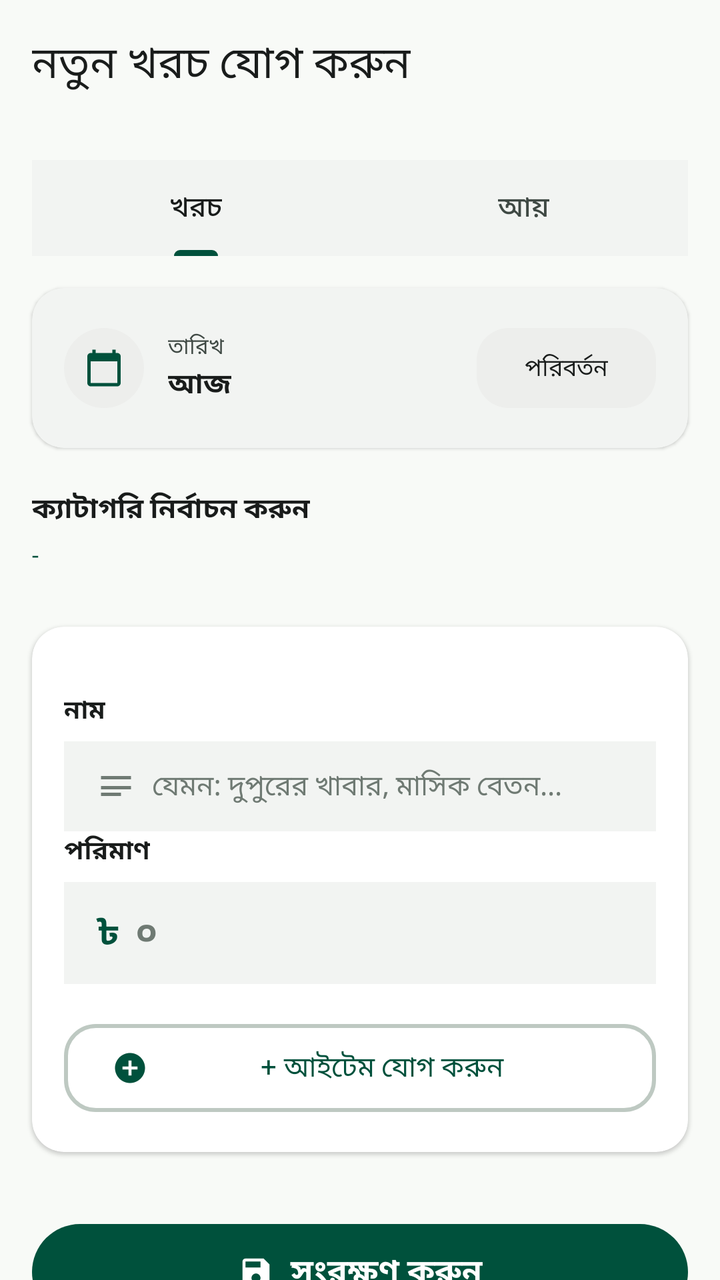
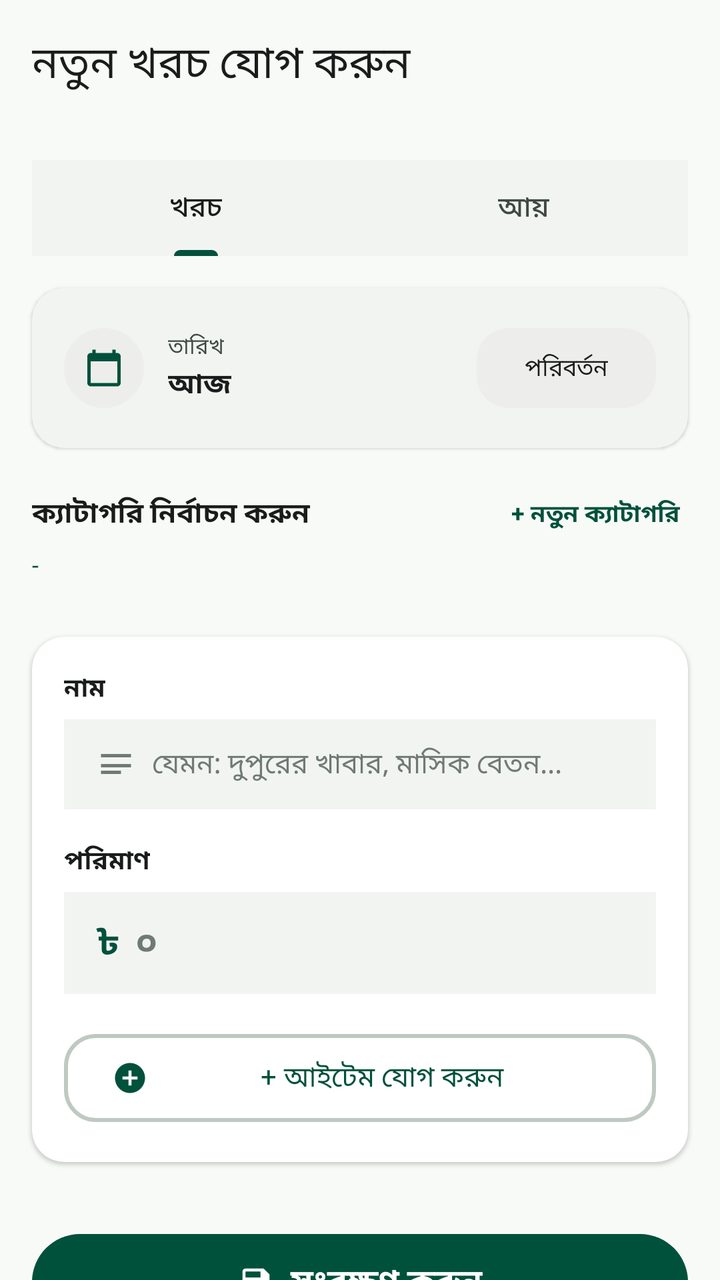

Screens rendered from an Android XML layout before and after an edit, with the pre-edit source and the edit as a unified diff.
<!-- AndroidManifest.xml: application theme Theme.SpendTrack -->
<!-- res/layout/fragment_add_expense.xml -->
<?xml version="1.0" encoding="utf-8"?>
<androidx.coordinatorlayout.widget.CoordinatorLayout
    xmlns:android="http://schemas.android.com/apk/res/android"
    xmlns:app="http://schemas.android.com/apk/res-auto"
    android:layout_width="match_parent"
    android:layout_height="match_parent"
    android:background="@color/surface">

    <com.google.android.material.appbar.AppBarLayout
        android:id="@+id/app_bar"
        android:layout_width="match_parent"
        android:layout_height="wrap_content"
        android:background="@color/surface"
        app:elevation="0dp">

        <com.google.android.material.appbar.MaterialToolbar
            android:id="@+id/toolbar"
            android:layout_width="match_parent"
            android:layout_height="?attr/actionBarSize"
            android:background="@color/surface"
            app:title="@string/add_expense"
            app:titleTextColor="@color/on_surface" />
    </com.google.android.material.appbar.AppBarLayout>

    <androidx.core.widget.NestedScrollView
        android:id="@+id/scroll_view"
        android:layout_width="match_parent"
        android:layout_height="match_parent"
        android:fillViewport="true"
        android:scrollbars="none"
        android:clipToPadding="false"
        app:layout_behavior="@string/appbar_scrolling_view_behavior">

        <LinearLayout
            android:layout_width="match_parent"
            android:layout_height="wrap_content"
            android:orientation="vertical"
            android:padding="16dp"
            android:paddingBottom="120dp"
            android:clipToPadding="false">

            
            <com.google.android.material.tabs.TabLayout
                android:id="@+id/tab_type"
                android:layout_width="match_parent"
                android:layout_height="wrap_content"
                android:background="@color/surface_container_low"
                app:tabGravity="fill"
                app:tabMode="fixed"
                app:tabIndicatorColor="@color/primary"
                app:tabSelectedTextColor="@color/on_surface"
                app:tabTextColor="@color/on_surface_variant">

                <com.google.android.material.tabs.TabItem
                    android:layout_width="wrap_content"
                    android:layout_height="wrap_content"
                    android:text="খরচ" />

                <com.google.android.material.tabs.TabItem
                    android:layout_width="wrap_content"
                    android:layout_height="wrap_content"
                    android:text="আয়" />
            </com.google.android.material.tabs.TabLayout>

            
            <androidx.cardview.widget.CardView
                android:id="@+id/btn_select_date"
                android:layout_width="match_parent"
                android:layout_height="wrap_content"
                android:layout_marginTop="16dp"
                android:clickable="true"
                android:focusable="true"
                android:foreground="?attr/selectableItemBackground"
                app:cardBackgroundColor="@color/surface_container_low"
                app:cardCornerRadius="16dp"
                app:cardElevation="1dp">

                <LinearLayout
                    android:layout_width="match_parent"
                    android:layout_height="wrap_content"
                    android:gravity="center_vertical"
                    android:orientation="horizontal"
                    android:padding="16dp">

                    <ImageView
                        android:layout_width="40dp"
                        android:layout_height="40dp"
                        android:background="@drawable/bg_circle_surface_container"
                        android:padding="10dp"
                        android:src="@drawable/ic_calendar_today"
                        app:tint="@color/primary" />

                    <LinearLayout
                        android:layout_width="0dp"
                        android:layout_height="wrap_content"
                        android:layout_weight="1"
                        android:layout_marginStart="12dp"
                        android:orientation="vertical">

                        <TextView
                            android:layout_width="wrap_content"
                            android:layout_height="wrap_content"
                            android:text="তারিখ"
                            android:textColor="@color/on_surface_variant"
                            android:textSize="11sp" />

                        <TextView
                            android:id="@+id/tv_selected_date"
                            android:layout_width="wrap_content"
                            android:layout_height="wrap_content"
                            android:text="আজ"
                            android:textColor="@color/on_surface"
                            android:textSize="14sp"
                            android:textStyle="bold" />
                    </LinearLayout>

                    <com.google.android.material.button.MaterialButton
                        android:layout_width="wrap_content"
                        android:layout_height="wrap_content"
                        android:text="পরিবর্তন"
                        android:textColor="@color/on_surface"
                        android:textSize="12sp"
                        android:clickable="false"
                        android:focusable="false"
                        app:backgroundTint="@color/surface_container"
                        app:cornerRadius="16dp" />
                </LinearLayout>
            </androidx.cardview.widget.CardView>

            
            <TextView
                android:layout_width="wrap_content"
                android:layout_height="wrap_content"
                android:layout_marginTop="20dp"
                android:text="ক্যাটাগরি নির্বাচন করুন"
                android:textColor="@color/on_surface"
                android:textSize="14sp"
                android:textStyle="bold" />

            <TextView
                android:id="@+id/tv_selected_category"
                android:layout_width="wrap_content"
                android:layout_height="wrap_content"
                android:layout_marginTop="4dp"
                android:text="-"
                android:textColor="@color/primary"
                android:textSize="12sp" />

            <androidx.recyclerview.widget.RecyclerView
                android:id="@+id/rv_categories"
                android:layout_width="match_parent"
                android:layout_height="wrap_content"
                android:layout_marginTop="8dp"
                android:nestedScrollingEnabled="false" />

            
            <androidx.cardview.widget.CardView
                android:layout_width="match_parent"
                android:layout_height="wrap_content"
                android:layout_marginTop="20dp"
                app:cardBackgroundColor="@color/surface_container_lowest"
                app:cardCornerRadius="16dp"
                app:cardElevation="1dp">

                <LinearLayout
                    android:layout_width="match_parent"
                    android:layout_height="wrap_content"
                    android:orientation="vertical"
                    android:padding="16dp">


                    <TextView
                        android:layout_width="wrap_content"
                        android:layout_height="wrap_content"
                        android:layout_marginTop="16dp"
                        android:text="নাম"
                        android:textColor="@color/on_surface"
                        android:textSize="13sp"
                        android:textStyle="bold" />

                    <LinearLayout
                        android:layout_width="match_parent"
                        android:layout_height="wrap_content"
                        android:layout_marginTop="6dp"
                        android:background="@color/surface_container_low"
                        android:gravity="center_vertical"
                        android:orientation="horizontal"
                        android:paddingHorizontal="16dp"
                        android:paddingVertical="12dp">

                        <ImageView
                            android:layout_width="20dp"
                            android:layout_height="20dp"
                            android:src="@drawable/ic_notes"
                            app:tint="@color/outline" />

                        <EditText
                            android:id="@+id/et_name"
                            android:layout_width="0dp"
                            android:layout_height="wrap_content"
                            android:layout_weight="1"
                            android:layout_marginStart="8dp"
                            android:background="@null"
                            android:hint="যেমন: দুপুরের খাবার, মাসিক বেতন..."
                            android:inputType="textCapSentences"
                            android:maxLines="1"
                            android:textColor="@color/on_surface"
                            android:textColorHint="@color/outline"
                            android:textSize="14sp" />
                    </LinearLayout>

                    <TextView
                        android:layout_width="wrap_content"
                        android:layout_height="wrap_content"
                        android:text="পরিমাণ"
                        android:textColor="@color/on_surface"
                        android:textSize="13sp"
                        android:textStyle="bold" />

                    <LinearLayout
                        android:layout_width="match_parent"
                        android:layout_height="wrap_content"
                        android:layout_marginTop="6dp"
                        android:background="@color/surface_container_low"
                        android:gravity="center_vertical"
                        android:orientation="horizontal"
                        android:paddingHorizontal="16dp"
                        android:paddingVertical="12dp">

                        <TextView
                            android:layout_width="wrap_content"
                            android:layout_height="wrap_content"
                            android:text="৳"
                            android:textColor="@color/primary"
                            android:textSize="18sp"
                            android:textStyle="bold" />

                        <EditText
                            android:id="@+id/et_amount"
                            android:layout_width="0dp"
                            android:layout_height="wrap_content"
                            android:layout_weight="1"
                            android:layout_marginStart="8dp"
                            android:background="@null"
                            android:hint="০"
                            android:inputType="numberDecimal"
                            android:textColor="@color/on_surface"
                            android:textColorHint="@color/outline"
                            android:textSize="18sp"
                            android:textStyle="bold" />
                    </LinearLayout>


                    <com.google.android.material.button.MaterialButton
                        android:id="@+id/btn_add_item"
                        style="@style/Widget.Material3.Button.OutlinedButton"
                        android:layout_width="match_parent"
                        android:layout_height="52dp"
                        android:layout_marginTop="16dp"
                        android:text="+ আইটেম যোগ করুন"
                        android:textColor="@color/primary"
                        app:cornerRadius="16dp"
                        app:icon="@drawable/ic_add_circle"
                        app:iconTint="@color/primary"
                        app:strokeColor="@color/outline_variant"
                        app:strokeWidth="2dp" />
                </LinearLayout>
            </androidx.cardview.widget.CardView>

            
            <TextView
                android:id="@+id/tv_added_label"
                android:layout_width="wrap_content"
                android:layout_height="wrap_content"
                android:layout_marginTop="20dp"
                android:text="যোগ করা আইটেম"
                android:textColor="@color/on_surface"
                android:textSize="14sp"
                android:textStyle="bold"
                android:visibility="gone" />

            <androidx.recyclerview.widget.RecyclerView
                android:id="@+id/rv_added_items"
                android:layout_width="match_parent"
                android:layout_height="wrap_content"
                android:layout_marginTop="8dp"
                android:nestedScrollingEnabled="false" />

            
            <LinearLayout
                android:id="@+id/ll_total"
                android:layout_width="match_parent"
                android:layout_height="wrap_content"
                android:layout_marginTop="12dp"
                android:background="@drawable/bg_metric_triad"
                android:gravity="center_vertical"
                android:orientation="horizontal"
                android:padding="14dp"
                android:visibility="gone">

                <TextView
                    android:layout_width="0dp"
                    android:layout_height="wrap_content"
                    android:layout_weight="1"
                    android:text="সর্বমোট"
                    android:textColor="@color/on_surface"
                    android:textSize="14sp"
                    android:textStyle="bold" />

                <TextView
                    android:id="@+id/tv_total_amount"
                    android:layout_width="wrap_content"
                    android:layout_height="wrap_content"
                    android:text="৳ ০"
                    android:textColor="@color/primary"
                    android:textSize="20sp"
                    android:textStyle="bold" />
            </LinearLayout>

            
            <com.google.android.material.button.MaterialButton
                android:id="@+id/btn_save_expense"
                android:layout_width="match_parent"
                android:layout_height="56dp"
                android:layout_marginTop="24dp"
                android:layout_marginBottom="24dp"
                android:text="সংরক্ষণ করুন"
                android:textSize="16sp"
                android:textStyle="bold"
                app:backgroundTint="@color/primary"
                app:cornerRadius="28dp"
                app:icon="@drawable/ic_save"
                app:iconGravity="textStart"
                app:iconTint="@color/on_primary" />

        </LinearLayout>
    </androidx.core.widget.NestedScrollView>

</androidx.coordinatorlayout.widget.CoordinatorLayout>
<!-- resources referenced by this layout -->
<resources>
  <color name="on_primary">#FFFFFF</color>
  <color name="on_surface">#191C1B</color>
  <color name="on_surface_variant">#3F4944</color>
  <color name="outline">#6F7A73</color>
  <color name="outline_variant">#BEC9C2</color>
  <color name="primary">#00513C</color>
  <color name="surface">#F8FAF7</color>
  <color name="surface_container">#EDEEEC</color>
  <color name="surface_container_low">#F2F4F2</color>
  <color name="surface_container_lowest">#FFFFFF</color>
  <!-- drawable bg_circle_surface_container (drawable) -->
  <?xml version="1.0" encoding="utf-8"?>
  <shape xmlns:android="http://schemas.android.com/apk/res/android"
      android:shape="oval">
      <solid android:color="@color/surface_container" />
  </shape>
  <!-- drawable bg_metric_triad (drawable) -->
  <?xml version="1.0" encoding="utf-8"?>
  <shape xmlns:android="http://schemas.android.com/apk/res/android"
      android:shape="rectangle">
      <solid android:color="@color/surface_container_low" />
      <corners android:radius="12dp" />
  </shape>
  <!-- drawable ic_add_circle (drawable) -->
  <vector xmlns:android="http://schemas.android.com/apk/res/android"
      android:width="24dp"
      android:height="24dp"
      android:viewportWidth="24"
      android:viewportHeight="24">
      <path
          android:fillColor="@android:color/white"
          android:pathData="M12,2C6.48,2 2,6.48 2,12s4.48,10 10,10 10,-4.48 10,-10S17.52,2 12,2zM17,13h-4v4h-2v-4H7v-2h4V7h2v4h4v2z"/>
  </vector>
  <!-- drawable ic_calendar_today (drawable) -->
  <vector xmlns:android="http://schemas.android.com/apk/res/android"
      android:width="24dp"
      android:height="24dp"
      android:viewportWidth="24"
      android:viewportHeight="24">
      <path
          android:fillColor="@android:color/white"
          android:pathData="M20,3h-1V1h-2v2H7V1H5v2H4c-1.1,0 -2,0.9 -2,2v16c0,1.1 0.9,2 2,2h16c1.1,0 2,-0.9 2,-2V5c0,-1.1 -0.9,-2 -2,-2zM20,21H4V8h16v13z"/>
  </vector>
  <!-- drawable ic_notes (drawable) -->
  <vector xmlns:android="http://schemas.android.com/apk/res/android"
      android:width="24dp"
      android:height="24dp"
      android:viewportWidth="24"
      android:viewportHeight="24">
      <path
          android:fillColor="@android:color/black"
          android:pathData="M3,18h12v-2H3V18zM3,6v2h18V6H3zM3,14h18v-2H3V14z"/>
  </vector>
  <!-- drawable ic_save (drawable) -->
  <vector xmlns:android="http://schemas.android.com/apk/res/android"
      android:width="24dp"
      android:height="24dp"
      android:viewportWidth="24"
      android:viewportHeight="24">
      <path
          android:fillColor="@android:color/white"
          android:pathData="M17,3H5c-1.11,0 -2,0.9 -2,2v14c0,1.1 0.89,2 2,2h14c1.1,0 2,-0.9 2,-2V7l-4,-4zM12,19c-1.66,0 -3,-1.34 -3,-3s1.34,-3 3,-3 3,1.34 3,3 -1.34,3 -3,3zM15,9H5V5h10v4z"/>
  </vector>
  <string name="add_expense">নতুন খরচ যোগ করুন</string>
  <color name="primary_container">#006C50</color>
  <color name="on_primary_container">#94EAC7</color>
  <color name="secondary">#006877</color>
  <color name="on_secondary">#FFFFFF</color>
  <color name="secondary_container">#9FECFD</color>
  <color name="on_secondary_container">#0D6C7B</color>
  <color name="tertiary">#284E41</color>
  <color name="on_tertiary">#FFFFFF</color>
  <color name="tertiary_container">#406658</color>
  <color name="on_tertiary_container">#B8E2D0</color>
  <color name="error">#BA1A1A</color>
  <color name="on_error">#FFFFFF</color>
  <color name="error_container">#FFDAD6</color>
  <color name="on_error_container">#93000A</color>
  <color name="surface_variant">#E1E3E1</color>
  <color name="surface_container_high">#E7E9E6</color>
  <color name="surface_container_highest">#E1E3E1</color>
  <color name="inverse_surface">#2E3130</color>
  <color name="inverse_on_surface">#F0F1EF</color>
  <!-- unchanged entries left out for length: 1 -->
</resources>

<!-- the commit's change to res/layout/fragment_add_expense.xml (unified diff, before → after) -->
@@ -4,7 +4,8 @@
     xmlns:app="http://schemas.android.com/apk/res-auto"
     android:layout_width="match_parent"
     android:layout_height="match_parent"
-    android:background="@color/surface">
+    android:background="@color/surface"
+    android:fitsSystemWindows="true">
 
     <com.google.android.material.appbar.AppBarLayout
         android:id="@+id/app_bar"
@@ -26,7 +27,6 @@
         android:id="@+id/scroll_view"
         android:layout_width="match_parent"
         android:layout_height="match_parent"
-        android:fillViewport="true"
         android:scrollbars="none"
         android:clipToPadding="false"
         app:layout_behavior="@string/appbar_scrolling_view_behavior">
@@ -36,7 +36,7 @@
             android:layout_height="wrap_content"
             android:orientation="vertical"
             android:padding="16dp"
-            android:paddingBottom="120dp"
+            android:paddingBottom="250dp"
             android:clipToPadding="false">
 
             
@@ -128,14 +128,32 @@
             </androidx.cardview.widget.CardView>
 
             
-            <TextView
-                android:layout_width="wrap_content"
+            <LinearLayout
+                android:layout_width="match_parent"
                 android:layout_height="wrap_content"
                 android:layout_marginTop="20dp"
-                android:text="ক্যাটাগরি নির্বাচন করুন"
-                android:textColor="@color/on_surface"
-                android:textSize="14sp"
-                android:textStyle="bold" />
+                android:gravity="center_vertical"
+                android:orientation="horizontal">
+
+                <TextView
+                    android:layout_width="0dp"
+                    android:layout_height="wrap_content"
+                    android:layout_weight="1"
+                    android:text="ক্যাটাগরি নির্বাচন করুন"
+                    android:textColor="@color/on_surface"
+                    android:textSize="14sp"
+                    android:textStyle="bold" />
+
+                <TextView
+                    android:id="@+id/tv_add_new_category"
+                    android:layout_width="wrap_content"
+                    android:layout_height="wrap_content"
+                    android:padding="4dp"
+                    android:text="+ নতুন ক্যাটাগরি"
+                    android:textColor="@color/primary"
+                    android:textSize="12sp"
+                    android:textStyle="bold" />
+            </LinearLayout>
 
             <TextView
                 android:id="@+id/tv_selected_category"
@@ -168,11 +186,9 @@
                     android:orientation="vertical"
                     android:padding="16dp">
 
-
                     <TextView
                         android:layout_width="wrap_content"
                         android:layout_height="wrap_content"
-                        android:layout_marginTop="16dp"
                         android:text="নাম"
                         android:textColor="@color/on_surface"
                         android:textSize="13sp"
@@ -212,6 +228,7 @@
                     <TextView
                         android:layout_width="wrap_content"
                         android:layout_height="wrap_content"
+                        android:layout_marginTop="16dp"
                         android:text="পরিমাণ"
                         android:textColor="@color/on_surface"
                         android:textSize="13sp"
@@ -249,7 +266,6 @@
                             android:textSize="18sp"
                             android:textStyle="bold" />
                     </LinearLayout>
-
 
                     <com.google.android.material.button.MaterialButton
                         android:id="@+id/btn_add_item"
